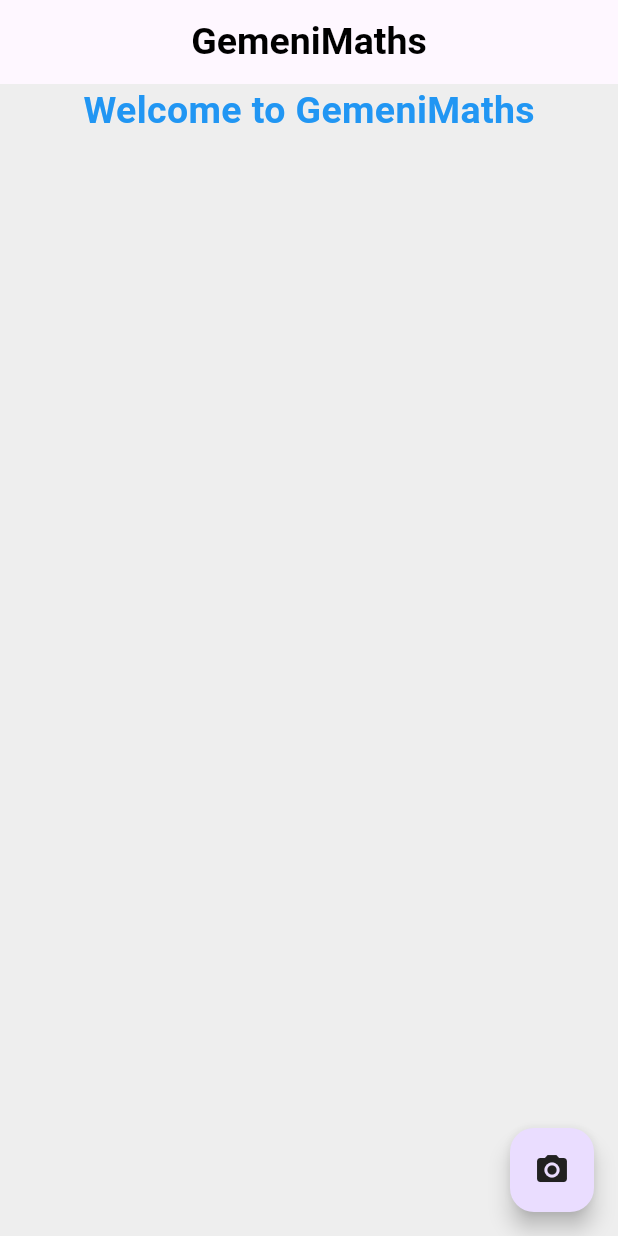
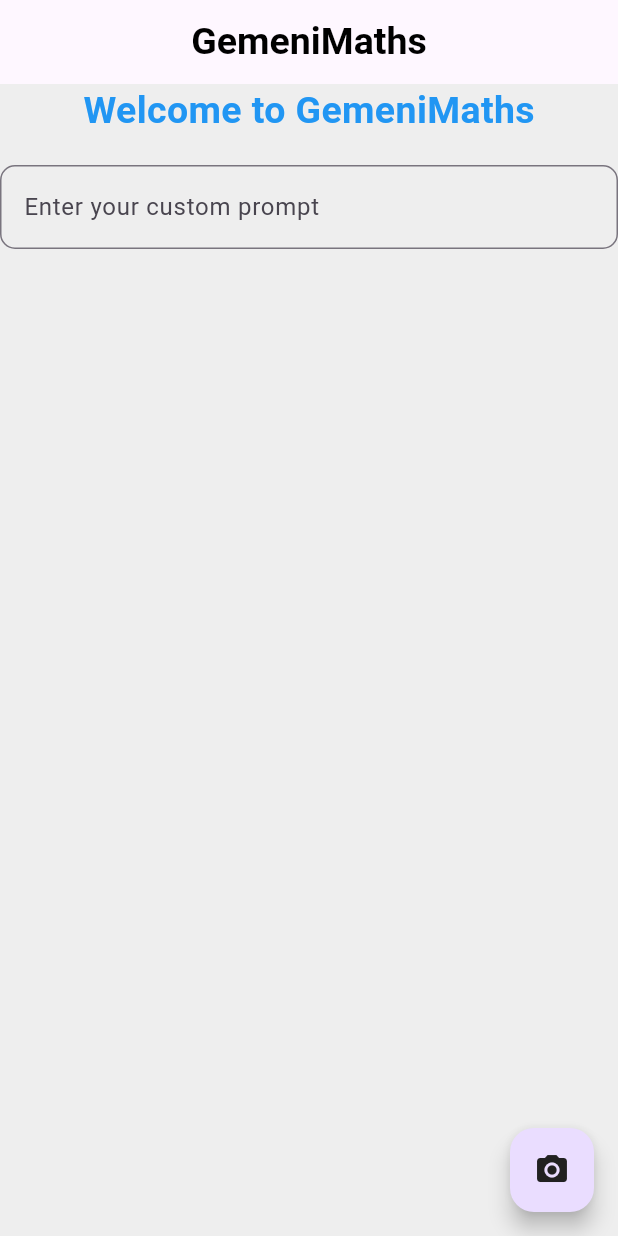
Before and after one commit to Ikwame91/math_image_solver-app, a Flutter app: the screen it shows after launch, on a phone screen of 412 x 824 dp. Run offline on Flutter 3.47's test engine with Material 3 defaults, Android fonts, the phone set to English and light mode, and no system bars; our stand-ins replace image_cropper, image_picker.

Commit message:
user command

```diff
--- a/lib/homepage.dart
+++ b/lib/homepage.dart
@@ -15,6 +15,10 @@ class HomePage extends StatefulWidget {
 
 class _HomePageState extends State<HomePage> {
   XFile? _image;
+  String _responseBody = '';
+  bool isSending = false;
+  String customprompt = '';
+  final TextEditingController _controller = TextEditingController();
 
   //
   Future<void> getImageFromCamera() async {
@@ -103,6 +107,9 @@ class _HomePageState extends State<HomePage> {
   //           ));
   // }
   Future<void> sendImage(XFile? imagefile) async {
+    setState(() {
+      isSending = true;
+    });
     if (imagefile == null) return;
     String base64Image = base64Encode(File(imagefile.path).readAsBytesSync());
     String apikey = "AIzaSyBrh2f1QdgeaFFuwzKB73gj-LE5-_Qoxl8";
@@ -110,7 +117,11 @@ class _HomePageState extends State<HomePage> {
       "contents": [
         {
           "parts": [
-            {"text": "describ ehat you see"},
+            {
+              "text": customprompt == " "
+                  ? "Solve this maths function and write step by step details and the reason behind the step"
+                  : customprompt
+            },
             {
               "inlineData": {"mimeType": "image/jpeg", "data": base64Image}
             }
@@ -152,11 +163,20 @@ class _HomePageState extends State<HomePage> {
         },
         body: requestBody);
     if (response.statusCode == 200) {
+      Map<String, dynamic> jsonBody = json.decode(response.body);
+      setState(() {
+        _responseBody =
+            jsonBody["candidates"][0]["content"]["parts"][0]["text"];
+        isSending = false;
+      });
       print(response.body);
       print("Image sent successfully");
     } else {
-      print("Failed to send image");
+      setState(() {
+        isSending = false;
+      });
     }
+    print("Failed to send image");
   }
 
   @override
@@ -202,10 +222,41 @@ class _HomePageState extends State<HomePage> {
                         )
                       : Image.file(
                           File(_image!.path),
-                        )
+                        ),
+                  const SizedBox(
+                    height: 18,
+                  ),
+                  TextField(
+                    controller: _controller,
+                    onChanged: (value) {
+                      customprompt = value;
+                    },
+                    decoration: InputDecoration(
+                      hintText: "Enter your custom prompt",
+                      border: OutlineInputBorder(
+                        borderRadius: BorderRadius.circular(10),
+                      ),
+                    ),
+                  ),
+                  const SizedBox(
+                    height: 30,
+                  ),
+                  Container(
+                    padding: EdgeInsets.all(10),
+                    child: Text(
+                      _responseBody,
+                      style:
+                          TextStyle(fontSize: 20, fontWeight: FontWeight.w600),
+                    ),
+                  )
                 ],
               ),
-            )
+            ),
+            if (isSending)
+              const Center(
+                  child: const CircularProgressIndicator(
+                color: Colors.blue,
+              ))
           ],
         ));
   }
```
